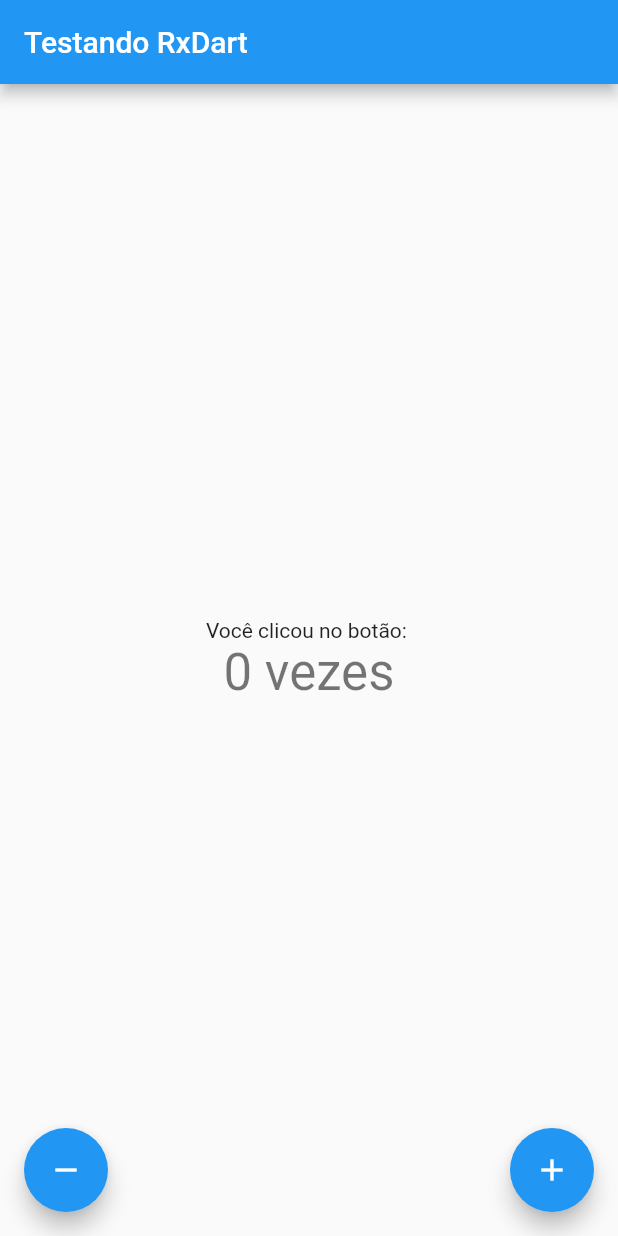
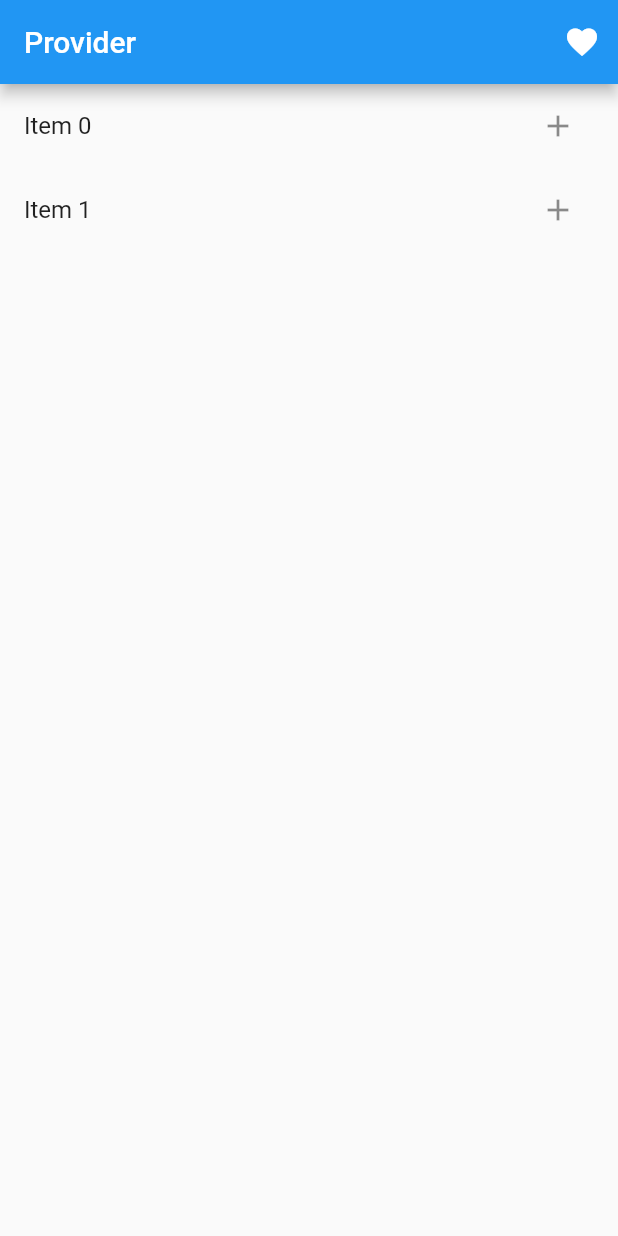
Before and after one commit to dsErick/flutter-state-management, a Flutter app: the screen it shows after launch, on a phone screen of 412 x 824 dp. Run offline on Flutter 3.47's test engine with Material 2 defaults, Android fonts, the phone set to English and light mode, and no system bars; our stand-ins replace rxdart.

Commit message:
Initial experiment with Provider package

```diff
--- a/lib/main.dart
+++ b/lib/main.dart
@@ -1,4 +1,5 @@
 import 'package:flutter/material.dart';
+import 'package:state_management/provider/cart.dart';
 import 'package:state_management/reactive_experience/counter.dart';
 
 void main() => runApp(MyApp());
@@ -12,7 +13,8 @@ class MyApp extends StatelessWidget {
             theme: ThemeData(
                 primarySwatch: Colors.blue,
             ),
-            home: MyRxDartPage(),
+            // home: MyRxDartPage(),
+            home: MyItemsPage(),
         );
     }
 }
--- /dev/null
+++ b/lib/provider/cart.dart
@@ -0,0 +1,76 @@
+import 'package:flutter/material.dart';
+import 'package:provider/provider.dart';
+
+import 'models/cart.dart';
+
+class MyItemsPage extends StatelessWidget {
+    @override
+    Widget build(BuildContext context) {
+        return ChangeNotifierProvider(
+            create: (context) => CartModel(),
+            child: Scaffold(
+                appBar: AppBar(
+                    title: const Text('Provider'),
+                    actions: <Widget>[
+                        IconButton(
+                            icon: Icon(Icons.favorite),
+                            onPressed: () {
+                                Navigator.of(context).push(MaterialPageRoute<void>(
+                                    builder: (_) => MyCartPage(),
+                                ));
+                            },
+                        ),
+                    ],
+                ),
+                // body: Consumer<CartModel>(
+                //     builder: (context, cart, child) {
+                //         print(cart.items);
+
+                //         return ListView.builder(
+                //             itemBuilder: (BuildContext context, int index) {
+                //                 return ListTile(
+                //                     title: Text('Hello World'),
+                //                 );
+                //             },
+                //             itemCount: 2,
+                //         );
+                //     },
+                // ),
+                body: ListView.builder(
+                    itemBuilder: (BuildContext context, int index) {
+                        final cart = context.watch<CartModel>();
+                        final item = cart.getById(index);
+                        final hasItem = cart.hasItem(item);
+
+                        return ListTile(
+                            title: Text(item.name),
+                            trailing: IconButton(
+                                icon: Icon(hasItem ? Icons.remove : Icons.add),
+                                onPressed: () {
+                                    hasItem
+                                        ? cart.remove(item)
+                                        : cart.add(item);
+                                },
+                            ),
+                        );
+                    },
+                    itemCount: 2,
+                ),
+            ),
+        );
+    }
+}
+
+class MyCartPage extends StatelessWidget {
+    @override
+    Widget build(BuildContext context) {
+        return Scaffold(
+            appBar: AppBar(
+                title: const Text('Cart items'),
+            ),
+            body: Center(
+                child: const Text('Cart Items'),
+            ),
+        );
+    }
+}
--- /dev/null
+++ b/lib/provider/models/cart.dart
@@ -0,0 +1,56 @@
+import 'dart:collection';
+
+import 'package:flutter/foundation.dart';
+
+class CartModel extends ChangeNotifier {
+    /// Cart items
+    final List<Item> _items = [];
+
+    /// An unmodifiable view of the items in the cart.
+    UnmodifiableListView<Item> get items => UnmodifiableListView(_items);
+
+    /// The current total price of all items
+    double get totalPrice => _items.fold(0, (double prev, Item item) => prev + item.price);
+
+    /// Add a new [Item] by [id].
+    Item getById(int id) {
+        return Item(id: id, name: 'Item $id');
+    }
+
+    /// Check for a [item] on cart [_items].
+    bool hasItem(Item item) {
+        return _items.contains(item);
+    }
+
+    /// Add a new [Item] to cart [_items].
+    void add(Item item) {
+        if (!this.hasItem(item)) {
+            _items.add(item);
+        }
+
+        notifyListeners();
+    }
+
+    /// Remove the given [Item] from cart [_items].
+    void remove(Item item) {
+        if (this.hasItem(item)) {
+            _items.remove(item);
+        }
+
+        notifyListeners();
+    }
+}
+
+class Item {
+    final int id;
+    final String name;
+    final double price;
+
+    Item({ required this.id, required this.name, this.price = 0 });
+
+    @override
+    int get hashCode => id;
+
+    @override
+    bool operator ==(Object other) => other is Item && other.id == id;
+}
--- a/pubspec.yaml
+++ b/pubspec.yaml
@@ -13,6 +13,7 @@ dependencies:
     sdk: flutter
 
   rxdart: ^0.26.0
+  provider: ^5.0.0
 
   cupertino_icons: ^1.0.2
 
```
Also changed, not shown: pubspec.lock.
